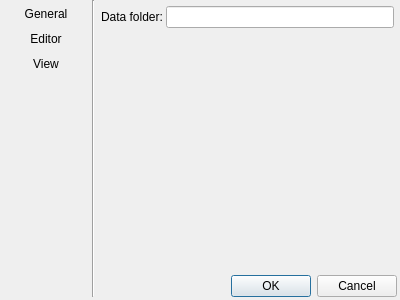
Above: src/Underverse/SettingsDialog.ui from marc-sturm/Underverse before the change. Below: the same form after it.
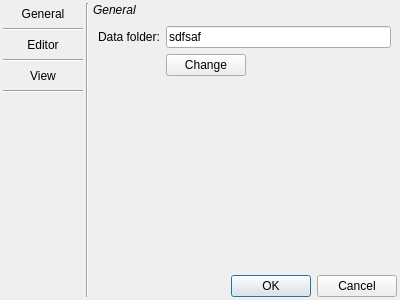
That is the form after the change. The open tabs and pages were chosen to show the change.

Commit message: Finished settings dialog

```diff
--- a/src/Underverse/SettingsDialog.ui
+++ b/src/Underverse/SettingsDialog.ui
@@ -18,7 +18,7 @@
     <number>3</number>
    </property>
    <property name="topMargin">
-    <number>0</number>
+    <number>3</number>
    </property>
    <property name="rightMargin">
     <number>3</number>
@@ -29,33 +29,43 @@
    <property name="spacing">
     <number>3</number>
    </property>
-   <item row="0" column="0" rowspan="2">
+   <item row="0" column="0" rowspan="3">
     <layout class="QVBoxLayout" name="verticalLayout">
      <property name="spacing">
       <number>3</number>
      </property>
      <property name="leftMargin">
-      <number>3</number>
+      <number>0</number>
      </property>
      <property name="topMargin">
-      <number>3</number>
+      <number>0</number>
      </property>
      <property name="rightMargin">
-      <number>3</number>
+      <number>0</number>
      </property>
      <property name="bottomMargin">
-      <number>3</number>
+      <number>0</number>
      </property>
      <item>
       <widget class="QPushButton" name="general_button">
        <property name="text">
         <string>General</string>
        </property>
+       <property name="checkable">
+        <bool>false</bool>
+       </property>
        <property name="flat">
         <bool>true</bool>
        </property>
       </widget>
      </item>
+     <item>
+      <widget class="Line" name="line">
+       <property name="orientation">
+        <enum>Qt::Horizontal</enum>
+       </property>
+      </widget>
+     </item>
      <item>
       <widget class="QPushButton" name="editor_button">
        <property name="text">
@@ -66,6 +76,13 @@
        </property>
       </widget>
      </item>
+     <item>
+      <widget class="Line" name="line_2">
+       <property name="orientation">
+        <enum>Qt::Horizontal</enum>
+       </property>
+      </widget>
+     </item>
      <item>
       <widget class="QPushButton" name="view_button">
        <property name="text">
@@ -76,6 +93,13 @@
        </property>
       </widget>
      </item>
+     <item>
+      <widget class="Line" name="line_3">
+       <property name="orientation">
+        <enum>Qt::Horizontal</enum>
+       </property>
+      </widget>
+     </item>
      <item>
       <spacer name="verticalSpacer">
        <property name="orientation">
@@ -91,42 +115,115 @@
      </item>
     </layout>
    </item>
+   <item row="0" column="1" rowspan="3">
+    <widget class="Line" name="line_4">
+     <property name="orientation">
+      <enum>Qt::Vertical</enum>
+     </property>
+    </widget>
+   </item>
+   <item row="2" column="2">
+    <widget class="QDialogButtonBox" name="buttonBox">
+     <property name="standardButtons">
+      <set>QDialogButtonBox::Cancel|QDialogButtonBox::Ok</set>
+     </property>
+    </widget>
+   </item>
    <item row="0" column="2">
+    <widget class="QLabel" name="title">
+     <property name="sizePolicy">
+      <sizepolicy hsizetype="MinimumExpanding" vsizetype="Preferred">
+       <horstretch>0</horstretch>
+       <verstretch>0</verstretch>
+      </sizepolicy>
+     </property>
+     <property name="text">
+      <string>&lt;i&gt;General&lt;/i&gt;</string>
+     </property>
+     <property name="textFormat">
+      <enum>Qt::AutoText</enum>
+     </property>
+     <property name="scaledContents">
+      <bool>false</bool>
+     </property>
+     <property name="alignment">
+      <set>Qt::AlignLeading|Qt::AlignLeft|Qt::AlignVCenter</set>
+     </property>
+     <property name="margin">
+      <number>5</number>
+     </property>
+     <property name="indent">
+      <number>1</number>
+     </property>
+    </widget>
+   </item>
+   <item row="1" column="2">
     <widget class="QStackedWidget" name="stack">
      <property name="currentIndex">
       <number>0</number>
      </property>
      <widget class="QWidget" name="general">
       <layout class="QFormLayout" name="formLayout_2">
-       <property name="horizontalSpacing">
-        <number>3</number>
-       </property>
-       <property name="verticalSpacing">
-        <number>3</number>
-       </property>
        <property name="leftMargin">
-        <number>3</number>
+        <number>6</number>
        </property>
        <property name="topMargin">
         <number>6</number>
        </property>
        <property name="rightMargin">
-        <number>3</number>
+        <number>6</number>
        </property>
        <property name="bottomMargin">
         <number>6</number>
        </property>
-       <item row="0" column="0">
+       <item row="1" column="0">
         <widget class="QLabel" name="label_4">
          <property name="text">
           <string>Data folder:</string>
          </property>
         </widget>
        </item>
-       <item row="0" column="1">
-        <widget class="QLineEdit" name="data_folder"/>
+       <item row="1" column="1">
+        <widget class="QLineEdit" name="data_folder">
+         <property name="text">
+          <string>sdfsaf</string>
+         </property>
+         <property name="alignment">
+          <set>Qt::AlignLeading|Qt::AlignLeft|Qt::AlignVCenter</set>
+         </property>
+         <property name="readOnly">
+          <bool>true</bool>
+         </property>
+        </widget>
        </item>
-       <item row="1" column="0">
+       <item row="2" column="1">
+        <layout class="QHBoxLayout" name="horizontalLayout">
+         <property name="spacing">
+          <number>0</number>
+         </property>
+         <item>
+          <widget class="QPushButton" name="change_data_folder">
+           <property name="text">
+            <string>Change</string>
+           </property>
+          </widget>
+         </item>
+         <item>
+          <spacer name="horizontalSpacer">
+           <property name="orientation">
+            <enum>Qt::Horizontal</enum>
+           </property>
+           <property name="sizeHint" stdset="0">
+            <size>
+             <width>40</width>
+             <height>20</height>
+            </size>
+           </property>
+          </spacer>
+         </item>
+        </layout>
+       </item>
+       <item row="3" column="0">
         <spacer name="verticalSpacer_3">
          <property name="orientation">
           <enum>Qt::Vertical</enum>
@@ -268,20 +365,6 @@
      </widget>
     </widget>
    </item>
-   <item row="1" column="2">
-    <widget class="QDialogButtonBox" name="buttonBox">
-     <property name="standardButtons">
-      <set>QDialogButtonBox::Cancel|QDialogButtonBox::Ok</set>
-     </property>
-    </widget>
-   </item>
-   <item row="0" column="1" rowspan="2">
-    <widget class="Line" name="line">
-     <property name="orientation">
-      <enum>Qt::Vertical</enum>
-     </property>
-    </widget>
-   </item>
   </layout>
  </widget>
  <resources/>
```
Left out of the diff: 22 changed lines with no effect on the pictures. The commit also changes 8 other files.
